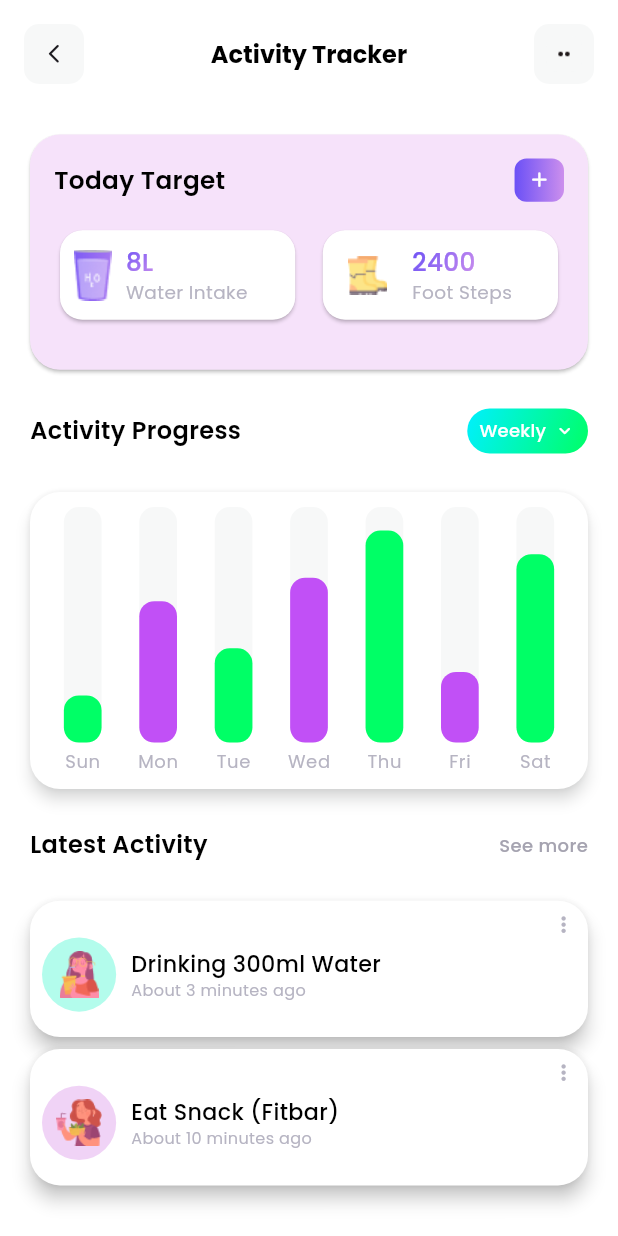
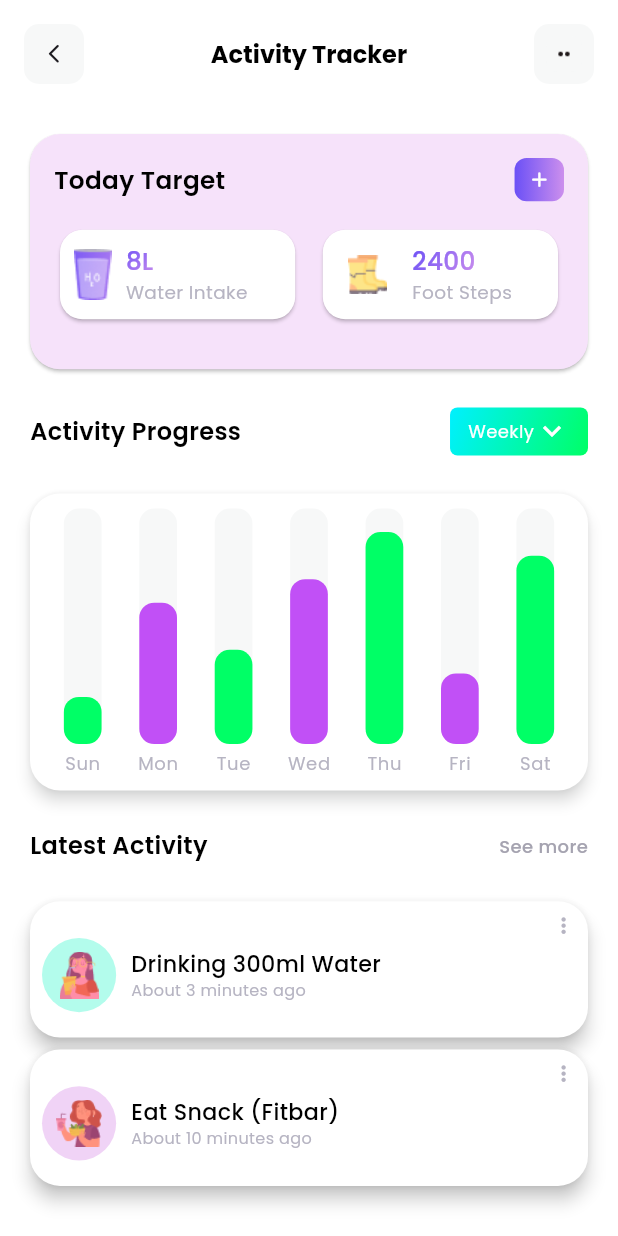
Before and after one commit to Kani-3004/fitness-mobile-app, a Flutter app: the ActivityTrackerPage screen opened directly, on a phone screen of 412 x 824 dp. Run offline on Flutter 3.47's test engine with Material 3 defaults, Android fonts, the phone set to English and light mode, and no system bars; our stand-ins replace carousel_slider, google_fonts, syncfusion_flutter_charts; missing offline and left inert: another_stepper.

Commit message:
activity tracker dropdown modified

```diff
--- a/lib/screens/activity_tracker_page.dart
+++ b/lib/screens/activity_tracker_page.dart
@@ -11,7 +11,8 @@ class ActivityTrackerPage extends StatefulWidget {
 }
 
 class _ActivityTrackerPageState extends State<ActivityTrackerPage> {
-  String selectedPeriod = 'Weekly';
+  String selectedValue = 'Weekly'; // Default selected value
+  final List<String> options = ['Weekly', 'Daily', 'Monthly'];
   @override
   Widget build(BuildContext context) {
     final double screenWidth = MediaQuery.of(context).size.width;
@@ -100,44 +101,35 @@ class _ActivityTrackerPageState extends State<ActivityTrackerPage> {
                           fontSize: 16,
                           fontWeight: FontWeight.w600),
                     ),
-                    Container(
-                      height: 30,
+                    GestureDetector(
+                      onTap: () {
+                        _showDropdownMenu(context);
+                      },
+                      child: Container(
+                        padding:
+                            EdgeInsets.symmetric(horizontal: 12, vertical: 4),
                         decoration: BoxDecoration(
-                          borderRadius: BorderRadius.circular(30),
                           gradient: LinearGradient(
                             colors: [
                               Color(0xff00f0ff),
-                                Color(0xff00ff66),
+                              Color(0xff00ff66)
                             ],
                             begin: Alignment.topLeft,
-                              end: Alignment.bottomRight),
-                          shape: BoxShape.rectangle),
-                      child: Padding(
-                        padding: const EdgeInsets.symmetric(horizontal: 8.0),
-                        child: DropdownButton<String>(
-                          value: selectedPeriod,
-                          icon: Icon(
-                            Icons.keyboard_arrow_down_rounded,
-                            color: Colors.white,
-                            size: 15,
+                            end: Alignment.bottomRight
                           ),
-                          underline: Container(),
-                          onChanged: (String? newValue) {
-                            setState(() {
-                              selectedPeriod = newValue!;
-                            });
-                          },
-                          items: <String>['Daily', 'Weekly', 'Monthly']
-                              .map<DropdownMenuItem<String>>((String value) {
-                            return DropdownMenuItem<String>(
-                              value: value,
-                              child: Text(value,
+                          borderRadius: BorderRadius.circular(5),
+                        ),
+                        child: Row(
+                          mainAxisAlignment: MainAxisAlignment.spaceBetween,
+                          children: [
+                            Text(
+                              selectedValue,
                               style: TextStyle(
-                                    color: Colors.white,
-                                    fontSize: 12
-                                  )),
-                            );
-                          }).toList(),
+                                  color: Colors.white, fontSize: 12),
+                            ),
+                            Icon(Icons.keyboard_arrow_down,
+                                color: Colors.white),
+                          ],
                         ),
                       ),
                     ),
@@ -200,4 +192,40 @@ class _ActivityTrackerPageState extends State<ActivityTrackerPage> {
       ),
     );
   }
+  void _showDropdownMenu(BuildContext context) async {
+    final RenderBox renderBox = context.findRenderObject() as RenderBox;
+    final Offset offset = renderBox.localToGlobal(Offset.zero);
+
+    List<String> filteredOptions =
+        options.where((item) => item != selectedValue).toList();
+
+    String? newValue = await showMenu<String>(
+      context: context,
+      position: RelativeRect.fromLTRB(
+        offset.dx + 250,
+        offset.dy + 340,
+        offset.dx + 20,
+        offset.dy + renderBox.size.height + (filteredOptions.length * 48),
+      ),
+      items: filteredOptions.map((String value) {
+        return PopupMenuItem<String>(
+          value: value,
+          child: Text(
+            value,
+            style: TextStyle(color: Colors.black),
+          ),
+        );
+      }).toList(),
+      color: Colors.white,
+      shape: RoundedRectangleBorder(
+        borderRadius: BorderRadius.circular(5),
+        side: BorderSide(color: Color.fromARGB(255, 249, 250, 252), width: 1.5),
+      ),
+    );
+    if (newValue != null) {
+      setState(() {
+        selectedValue = newValue;
+      });
     }
+  }
+}
```
Lines whose indentation alone changed are shown as unchanged.
